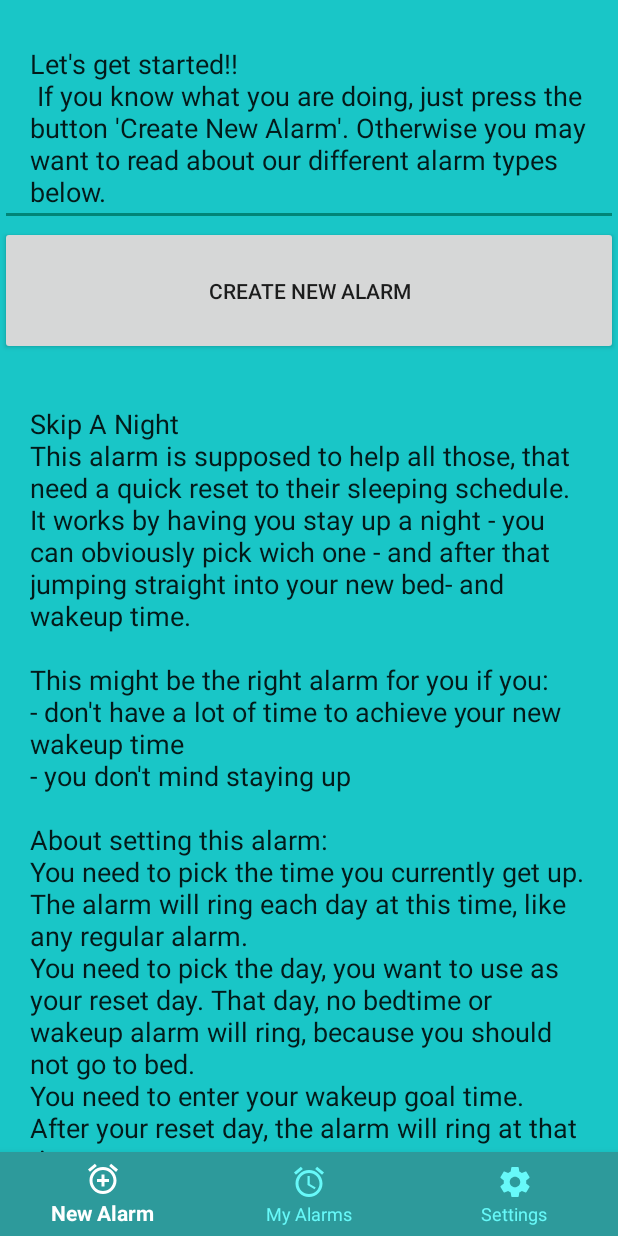
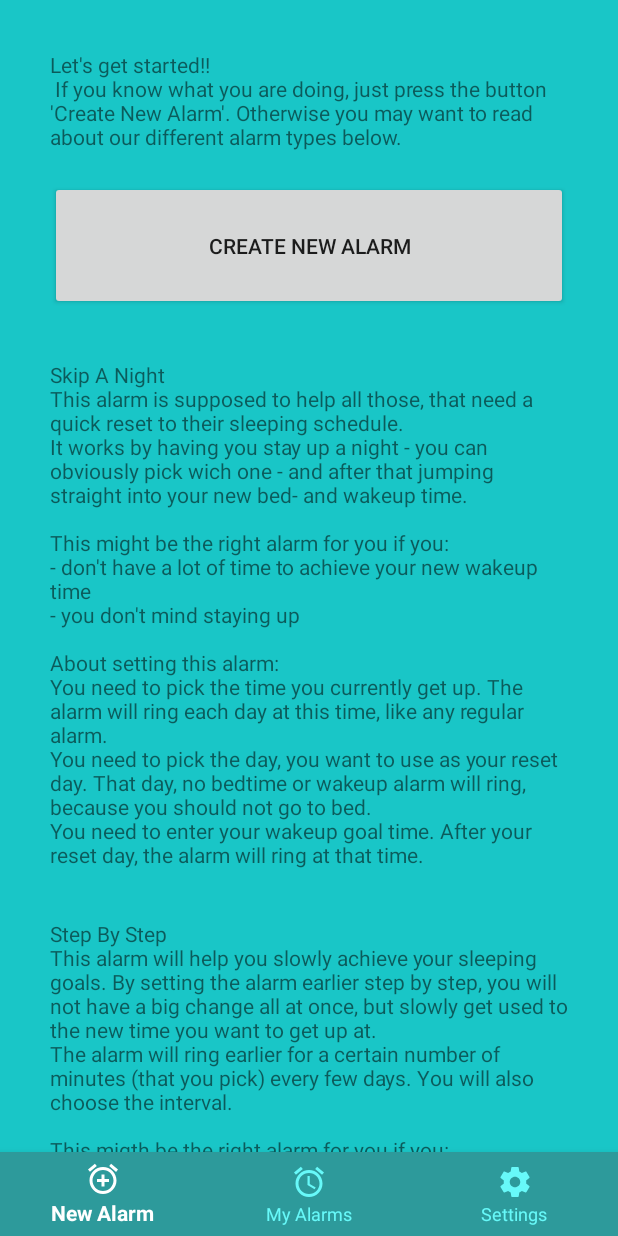
Before and after one commit to zex97/sleepphase, an Android app: the screen it shows after launch (MainActivity), on a phone screen of 412 x 824 dp. Run offline under Robolectric (Android 15) with nearby library versions, the phone set to English and light mode, and no system bars.

Commit message:
settings, new alarms as textviews

```diff
--- a/app/src/main/java/com/mse/group1/sleepphase/MainActivity.java
+++ b/app/src/main/java/com/mse/group1/sleepphase/MainActivity.java
@@ -1,5 +1,6 @@
 package com.mse.group1.sleepphase;
 
+import android.content.Intent;
 import android.os.Bundle;
 import android.view.Window;
 import android.view.WindowManager;
@@ -8,6 +9,8 @@
 import com.google.android.material.bottomnavigation.BottomNavigationView;
 import androidx.appcompat.app.AppCompatActivity;
 import android.view.MenuItem;
+import android.view.animation.AnimationUtils;
+
 import com.mse.group1.sleepphase.fragments.MyAlarmsFragment;
 import com.mse.group1.sleepphase.fragments.NewAlarmFragment;
 import com.mse.group1.sleepphase.fragments.SettingsFragment;
@@ -80,6 +83,7 @@
         });
 
         setupViewPager(viewPager);
+
     }
 
     private void setupViewPager(ViewPager viewPager) {
--- a/app/src/main/res/layout/fragment_new_alarm.xml
+++ b/app/src/main/res/layout/fragment_new_alarm.xml
@@ -15,18 +15,16 @@
             android:layout_width="match_parent"
             android:layout_height="wrap_content"
             android:orientation="vertical"
-            android:paddingTop="30px"
-            android:paddingBottom="30px">
+            android:paddingLeft="50px"
+            android:paddingTop="50px"
+            android:paddingRight="50px"
+            android:paddingBottom="50px">
 
-            <EditText
-                android:id="@+id/editTextTextMultiLine5"
+            <TextView
+                android:id="@+id/textView3"
                 android:layout_width="match_parent"
                 android:layout_height="wrap_content"
-                android:ems="10"
-                android:gravity="start|top"
-                android:inputType="textMultiLine"
-                android:paddingLeft="30px"
-                android:paddingRight="30px"
+                android:paddingBottom="30px"
                 android:text="Let's get started!!\n If you know what you are doing, just press the button 'Create New Alarm'. Otherwise you may want to read about our different alarm types below." />
 
             <Button
@@ -37,31 +35,20 @@
                 android:paddingBottom="50px"
                 android:text="Create New Alarm" />
 
-            <EditText
-                android:id="@+id/editTextTextMultiLine6"
+            <TextView
+                android:id="@+id/textView5"
                 android:layout_width="match_parent"
                 android:layout_height="wrap_content"
-                android:ems="10"
-                android:gravity="start|top"
-                android:inputType="textMultiLine"
-                android:paddingLeft="30px"
                 android:paddingTop="50px"
-                android:paddingRight="30px"
                 android:paddingBottom="50px"
                 android:text="Skip A Night\nThis alarm is supposed to help all those, that need a quick reset to their sleeping schedule.\nIt works by having you stay up a night - you can obviously pick wich one - and after that jumping straight into your new bed- and wakeup time.\n\nThis might be the right alarm for you if you:\n- don't have a lot of time to achieve your new wakeup time\n- you don't mind staying up\n\nAbout setting this alarm:\nYou need to pick the time you currently get up. The alarm will ring each day at this time, like any regular alarm.\nYou need to pick the day, you want to use as your reset day. That day, no bedtime or wakeup alarm will ring, because you should not go to bed.\nYou need to enter your wakeup goal time. After your reset day, the alarm will ring at that time." />
 
-            <EditText
-                android:id="@+id/editTextTextMultiLine7"
+            <TextView
+                android:id="@+id/textView11"
                 android:layout_width="match_parent"
                 android:layout_height="wrap_content"
-                android:ems="10"
-                android:gravity="start|top"
-                android:inputType="textMultiLine"
-                android:paddingLeft="30px"
-                android:paddingTop="50px"
-                android:paddingRight="30px"
-                android:paddingBottom="50px"
                 android:text="Step By Step\nThis alarm will help you slowly achieve your sleeping goals. By setting the alarm earlier step by step, you will not have a big change all at once, but slowly get used to the new time you want to get up at.\nThe alarm will ring earlier for a certain number of minutes (that you pick) every few days. You will also choose the interval.\n\nThis migth be the right alarm for you if you:\n- prefer gradual change\n- you have some time to change up your sleep schedule\n\nAbout setting this alarm:\nYou need to pick the time you currently get up at. The alarm will start off ringing at that time.\nYou need to set the time by which the alarm should ring earlier every time the time gets set to an earlier time.\nYou also need to pick the interval at which the alarm will ring a bit earlier.\nAnd you will have to pick your desired wakeup time, so that the alarm will stop getting earlier when that time has been reached." />
+
         </LinearLayout>
     </ScrollView>
 
```
Also changed, not shown: app/src/main/java/com/mse/group1/sleepphase/EditAlarmActivity.java (+20 -0 lines), app/src/main/java/com/mse/group1/sleepphase/QuizActivity.java (added, +15 -0 lines), app/src/main/res/layout/activity_edit_alarm.xml (+15 -0 lines), app/src/main/res/layout/activity_settings.xml (+56 -0 lines).
